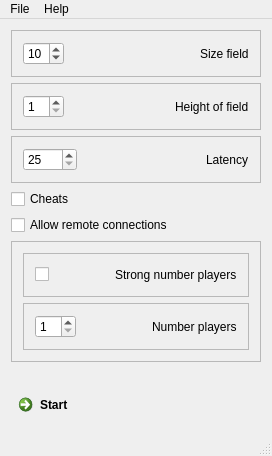
anonymouse1/Labyrus, file ServerGui/mainwindow.ui: the form before one commit.
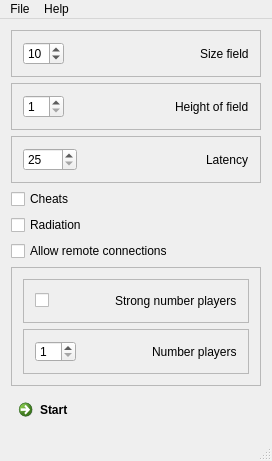
The form after the commit.

Commit message: Radiation added to server-gui

Patch:
```diff
--- a/ServerGui/mainwindow.ui
+++ b/ServerGui/mainwindow.ui
@@ -154,6 +154,13 @@
       </property>
      </widget>
     </item>
+    <item>
+     <widget class="QCheckBox" name="radiation">
+      <property name="text">
+       <string>Radiation</string>
+      </property>
+     </widget>
+    </item>
     <item>
      <widget class="QCheckBox" name="allowConnections">
       <property name="text">
```
The commit also changes 1 other file.
